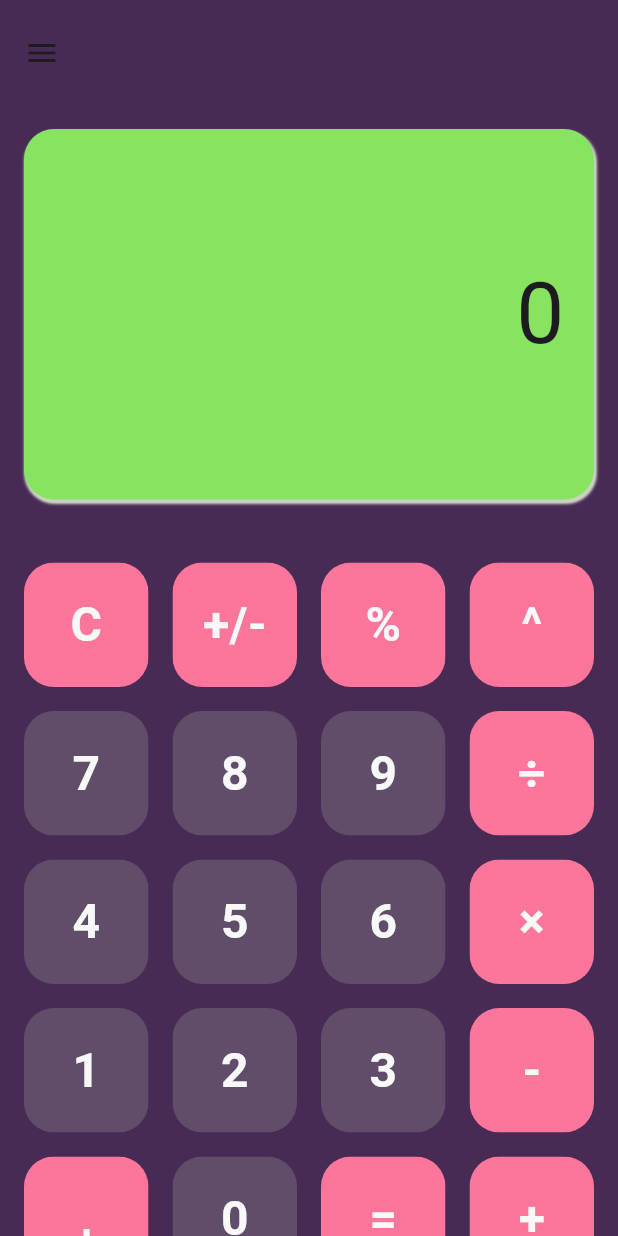
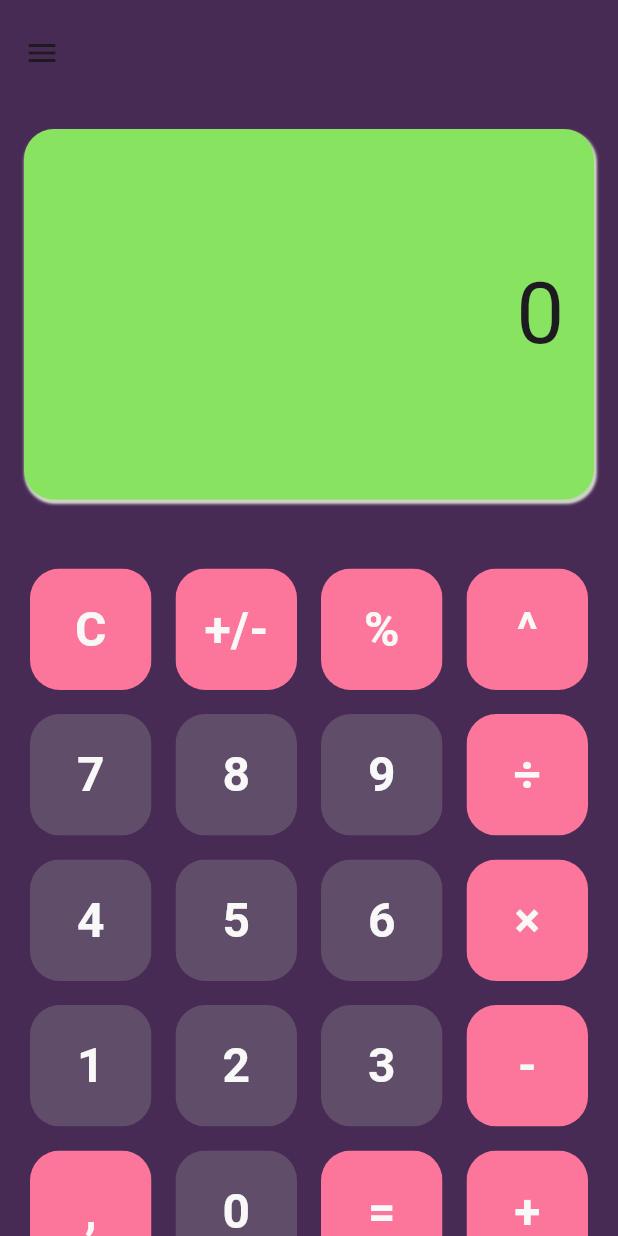
Before and after one commit to Gulsahbb/calculator-app, a Flutter app: the screen it shows after launch, on a phone screen of 412 x 824 dp. Run offline on Flutter 3.47's test engine with Material 3 defaults, Android fonts, the phone set to English and light mode, and no system bars.

Commit message:
Add _CreateButton widget

```diff
--- a/lib/widgets/calculator_button_panel.dart
+++ b/lib/widgets/calculator_button_panel.dart
@@ -1,3 +1,4 @@
+import 'package:calculator/utils/calculator_app_constants.dart';
 import 'package:calculator/widgets/calculator_button.dart';
 import 'package:flutter/material.dart';
 
@@ -5,13 +6,6 @@ class CalculatorButtonPanel extends StatelessWidget {
   final Function(String) onButtonPressed;
   CalculatorButtonPanel({super.key, required this.onButtonPressed});
 
-  /* final List<List<String>> buttons = const [
-    ["C", "()", "%", "^"],
-    ["7", "8", "9", "/"],
-    ["4", "5", "6", "x"],
-    ["1", "2", "3", "-"],
-    [",", "0", "=", "+"],
-  ];*/
   final List<String> buttons = [
     'C',
     '+/-',
@@ -51,8 +45,30 @@ class CalculatorButtonPanel extends StatelessWidget {
   Widget build(BuildContext context) {
     return Expanded(
       flex: 5,
-      child: GridView.builder(
-        padding: EdgeInsets.all(16),
+      child: _CreateButton(
+        operators: operators,
+        buttons: buttons,
+        onButtonPressed: onButtonPressed,
+      ),
+    );
+  }
+}
+
+class _CreateButton extends StatelessWidget {
+  const _CreateButton({
+    required this.operators,
+    required this.buttons,
+    required this.onButtonPressed,
+  });
+
+  final List<String> operators;
+  final List<String> buttons;
+  final Function(String p1) onButtonPressed;
+
+  @override
+  Widget build(BuildContext context) {
+    return GridView.builder(
+      padding: CalculatorAppConstants.defaultPadding,
       gridDelegate: SliverGridDelegateWithFixedCrossAxisCount(
         crossAxisCount: 4, // Sütun sayısı
         //childAspectRatio: 1,
@@ -68,7 +84,6 @@ class CalculatorButtonPanel extends StatelessWidget {
           onTap: () => onButtonPressed(buttons[index]),
         );
       },
-      ),
     );
   }
 }
```
Lines whose indentation alone changed are shown as unchanged.
